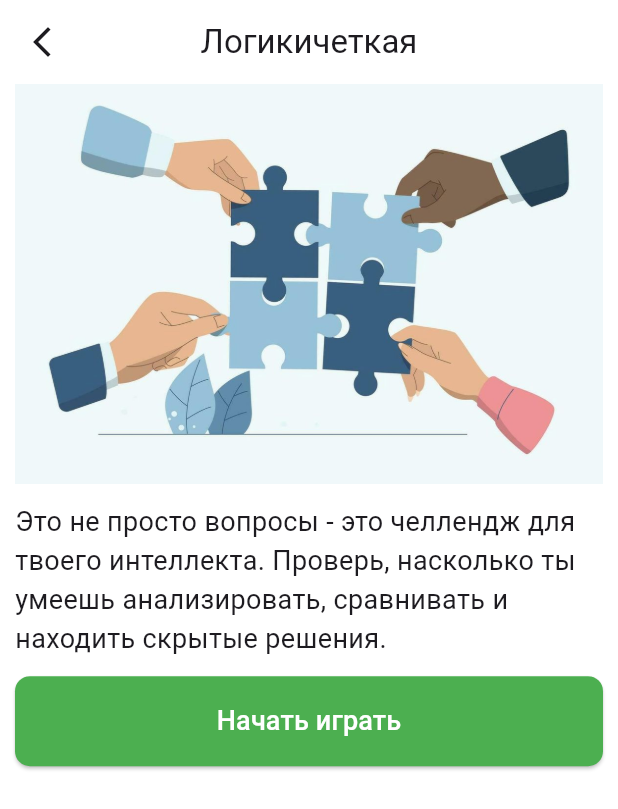
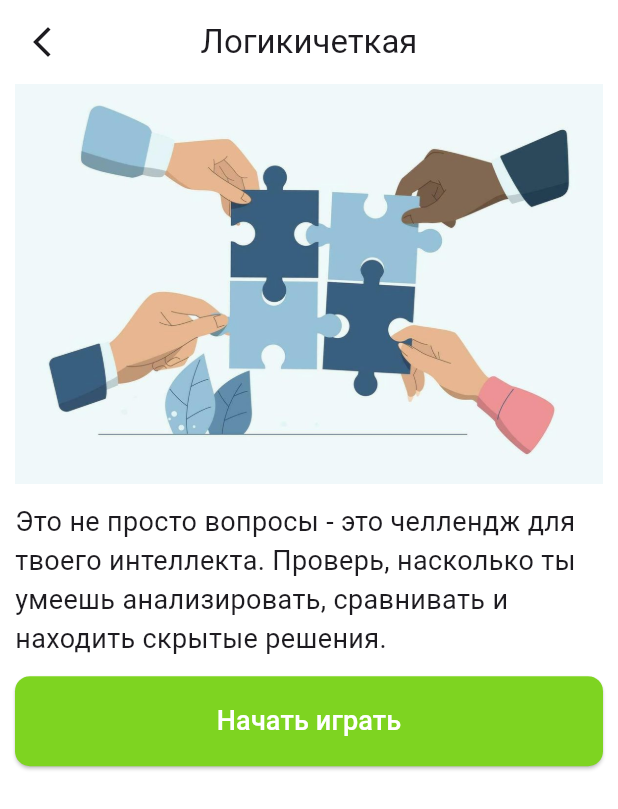
Before and after one commit to salievyt/quiz-game, a Flutter app: the screen it shows after launch, after a tap on "Логикичеткая", on a phone screen of 412 x 824 dp. Shown: the top 809 px of the screen. Run offline on Flutter 3.47's test engine with Material 3 defaults, Android fonts, the phone set to English and light mode, and no system bars; our stand-ins replace google_fonts; missing offline and left inert: my_progress_bar.

Commit message:
UPD: FIX BUGS AND NEW DESING

```diff
--- a/lib/main.dart
+++ b/lib/main.dart
@@ -1,7 +1,6 @@
-import 'package:flutter/cupertino.dart';
 import 'package:flutter/material.dart';
 import 'package:quiz/ui/splash_screen.dart';
 
 void main() {
-  runApp(MaterialApp(home: const SplashScreen(), debugShowCheckedModeBanner: false,));
+  runApp(MaterialApp(home: SplashScreen(), debugShowCheckedModeBanner: false,));
 }
--- a/lib/ui/categories.dart
+++ b/lib/ui/categories.dart
@@ -45,7 +45,7 @@ class _CategoriesState extends State<Categories> {
                 },
                 child: Text("Начать играть", style: TextStyle(fontSize: 18),),
                 style: ElevatedButton.styleFrom(
-                    backgroundColor: Colors.green,
+                    backgroundColor: Color(0xFF7ED421),
                     foregroundColor: Colors.white,
                     shape: RoundedRectangleBorder(
                       borderRadius: BorderRadius.circular(10),
--- a/lib/ui/quiz.dart
+++ b/lib/ui/quiz.dart
@@ -18,7 +18,7 @@ class _QuizState extends State<Quiz> {
       backgroundColor: Colors.white,
       appBar: AppBar(
         backgroundColor: Colors.white,
-        title: Text("Quiz", style: TextStyle(fontSize: 26,fontFamily: GoogleFonts.sen().fontFamily, fontWeight: FontWeight.bold),),
+        title: Text("Quizzy", style: TextStyle(fontSize: 26,fontFamily: GoogleFonts.sen().fontFamily, fontWeight: FontWeight.bold),),
         centerTitle: true,
       ),
       body: Column(
--- a/lib/ui/splash_screen.dart
+++ b/lib/ui/splash_screen.dart
@@ -61,7 +61,6 @@ class _SplashScreenState extends State<SplashScreen>
           scale: _scaleAnimation,
           child: Image.asset(
             "assets/images/splash.png",
-            width: 288,
           ),
         ),
       ),
--- a/pubspec.yaml
+++ b/pubspec.yaml
@@ -14,6 +14,7 @@ dependencies:
   google_fonts: ^8.0.1
   flutter_native_splash: ^2.4.7
   flutter_launcher_icons: ^0.14.4
+  my_progress_bar: ^2.1.0
 
 flutter_native_splash:
   color: "#FFFFFF"
```
Also changed, not shown: lib/ui/game.dart (+58 -14 lines), assets/images/game.png (added), pubspec.lock.
